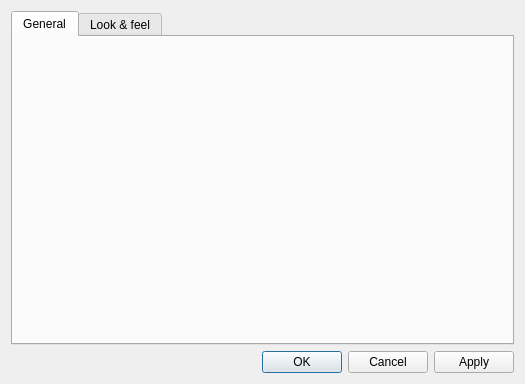
The window that ui/settingswindow.ui (WST/acid-pc) describes before a commit, drawn with Qt 5.
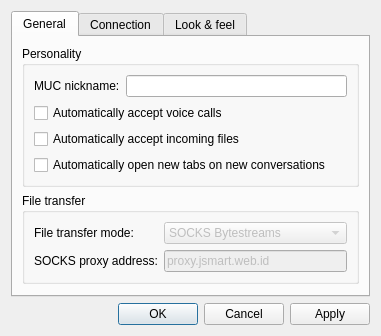
The same window after the commit. The open tabs and pages were chosen to show the change. Icons and pictures are not drawn.

```diff
--- a/ui/settingswindow.ui
+++ b/ui/settingswindow.ui
@@ -6,8 +6,8 @@
    <rect>
     <x>0</x>
     <y>0</y>
-    <width>525</width>
-    <height>384</height>
+    <width>381</width>
+    <height>332</height>
    </rect>
   </property>
   <property name="windowTitle">
@@ -23,6 +23,213 @@
       <attribute name="title">
        <string>General</string>
       </attribute>
+      <layout class="QVBoxLayout" name="verticalLayout_3">
+       <item>
+        <widget class="QGroupBox" name="groupBox_2">
+         <property name="title">
+          <string>Personality</string>
+         </property>
+         <layout class="QVBoxLayout" name="verticalLayout_5">
+          <item>
+           <layout class="QFormLayout" name="formLayout">
+            <item row="0" column="0">
+             <widget class="QLabel" name="label_4">
+              <property name="text">
+               <string>MUC nickname:</string>
+              </property>
+             </widget>
+            </item>
+            <item row="0" column="1">
+             <widget class="QLineEdit" name="muc_nickname">
+              <property name="whatsThis">
+               <string>Here you can specify your MUC nickname. The default is the left part of your Jabber ID.</string>
+              </property>
+             </widget>
+            </item>
+            <item row="1" column="0" colspan="2">
+             <widget class="QCheckBox" name="automatically_accept_calls">
+              <property name="whatsThis">
+               <string>When activated, you will not be asked to accept or decline incoming voice calls — all calls will be accepted without warning.</string>
+              </property>
+              <property name="text">
+               <string>Automatically accept voice calls</string>
+              </property>
+             </widget>
+            </item>
+            <item row="2" column="0" colspan="2">
+             <widget class="QCheckBox" name="automatically_accept_files">
+              <property name="whatsThis">
+               <string>When activated, you will not be asked to accept or decline incoming files — all files will be accepted without warning.</string>
+              </property>
+              <property name="text">
+               <string>Automatically accept incoming files</string>
+              </property>
+             </widget>
+            </item>
+            <item row="3" column="0" colspan="2">
+             <widget class="QCheckBox" name="automatically_open_new_tabs">
+              <property name="whatsThis">
+               <string>If enabled, the tabs for new conversations will be opened automatically every time when you receive a message from a new JID.</string>
+              </property>
+              <property name="text">
+               <string>Automatically open new tabs on new conversations</string>
+              </property>
+             </widget>
+            </item>
+           </layout>
+          </item>
+         </layout>
+        </widget>
+       </item>
+       <item>
+        <widget class="QGroupBox" name="groupBox">
+         <property name="title">
+          <string>File transfer</string>
+         </property>
+         <layout class="QVBoxLayout" name="verticalLayout_4">
+          <item>
+           <layout class="QGridLayout" name="gridLayout_2">
+            <item row="0" column="0">
+             <widget class="QLabel" name="label_2">
+              <property name="text">
+               <string>File transfer mode:</string>
+              </property>
+             </widget>
+            </item>
+            <item row="0" column="1">
+             <widget class="QComboBox" name="file_transfer_mode">
+              <property name="enabled">
+               <bool>false</bool>
+              </property>
+              <property name="whatsThis">
+               <string>This box allows you to change the preferred type of file transfer. Please note: using SOCKS is highly recommended.</string>
+              </property>
+              <item>
+               <property name="text">
+                <string>SOCKS Bytestreams</string>
+               </property>
+              </item>
+              <item>
+               <property name="text">
+                <string>SI (may not work!)</string>
+               </property>
+              </item>
+              <item>
+               <property name="text">
+                <string>In-Band (slow)</string>
+               </property>
+              </item>
+             </widget>
+            </item>
+            <item row="1" column="1">
+             <widget class="QLineEdit" name="file_transfer_proxy">
+              <property name="enabled">
+               <bool>false</bool>
+              </property>
+              <property name="whatsThis">
+               <string>You can manually specify SOCKS proxy address. Be careful: if you provide wrong value, file transfer may not work. It is recommended to use default setting.</string>
+              </property>
+              <property name="text">
+               <string>proxy.jsmart.web.id</string>
+              </property>
+             </widget>
+            </item>
+            <item row="1" column="0">
+             <widget class="QLabel" name="label_3">
+              <property name="text">
+               <string>SOCKS proxy address:</string>
+              </property>
+             </widget>
+            </item>
+           </layout>
+          </item>
+         </layout>
+        </widget>
+       </item>
+       <item>
+        <spacer name="verticalSpacer_2">
+         <property name="orientation">
+          <enum>Qt::Vertical</enum>
+         </property>
+         <property name="sizeHint" stdset="0">
+          <size>
+           <width>20</width>
+           <height>40</height>
+          </size>
+         </property>
+        </spacer>
+       </item>
+      </layout>
+     </widget>
+     <widget class="QWidget" name="tab">
+      <attribute name="title">
+       <string>Connection</string>
+      </attribute>
+      <layout class="QVBoxLayout" name="verticalLayout_7">
+       <item>
+        <widget class="QGroupBox" name="groupBox_3">
+         <property name="title">
+          <string>keep-alive</string>
+         </property>
+         <layout class="QVBoxLayout" name="verticalLayout_6">
+          <item>
+           <layout class="QGridLayout" name="gridLayout_3">
+            <item row="0" column="0">
+             <widget class="QLabel" name="label_5">
+              <property name="text">
+               <string>Keep-alive interval (seconds):</string>
+              </property>
+             </widget>
+            </item>
+            <item row="0" column="1">
+             <widget class="QSpinBox" name="keepalive_interval">
+              <property name="minimum">
+               <number>10</number>
+              </property>
+              <property name="maximum">
+               <number>3600</number>
+              </property>
+              <property name="singleStep">
+               <number>10</number>
+              </property>
+             </widget>
+            </item>
+            <item row="1" column="0">
+             <widget class="QLabel" name="label_6">
+              <property name="text">
+               <string>Keep-alive timeout (seconds):</string>
+              </property>
+             </widget>
+            </item>
+            <item row="1" column="1">
+             <widget class="QSpinBox" name="keepalive_timeout">
+              <property name="minimum">
+               <number>1</number>
+              </property>
+              <property name="maximum">
+               <number>300</number>
+              </property>
+             </widget>
+            </item>
+           </layout>
+          </item>
+         </layout>
+        </widget>
+       </item>
+       <item>
+        <spacer name="verticalSpacer_3">
+         <property name="orientation">
+          <enum>Qt::Vertical</enum>
+         </property>
+         <property name="sizeHint" stdset="0">
+          <size>
+           <width>20</width>
+           <height>40</height>
+          </size>
+         </property>
+        </spacer>
+       </item>
+      </layout>
      </widget>
      <widget class="QWidget" name="tab_lookandfeel">
       <attribute name="title">
```
Left out of the diff: 12 changed lines with no effect on the pictures.
